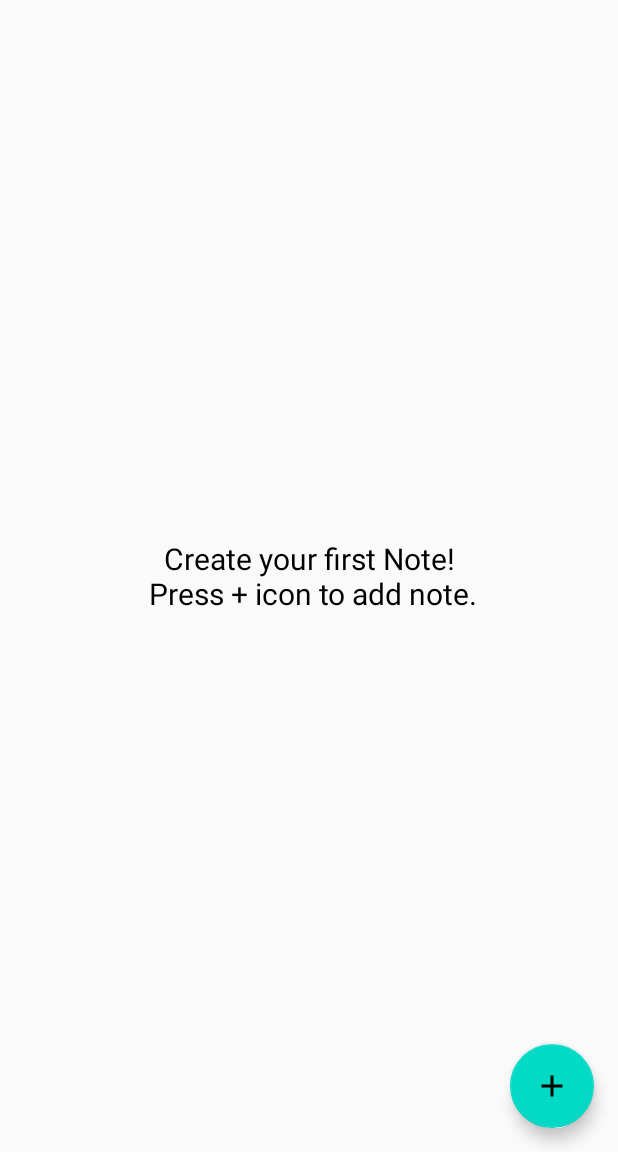
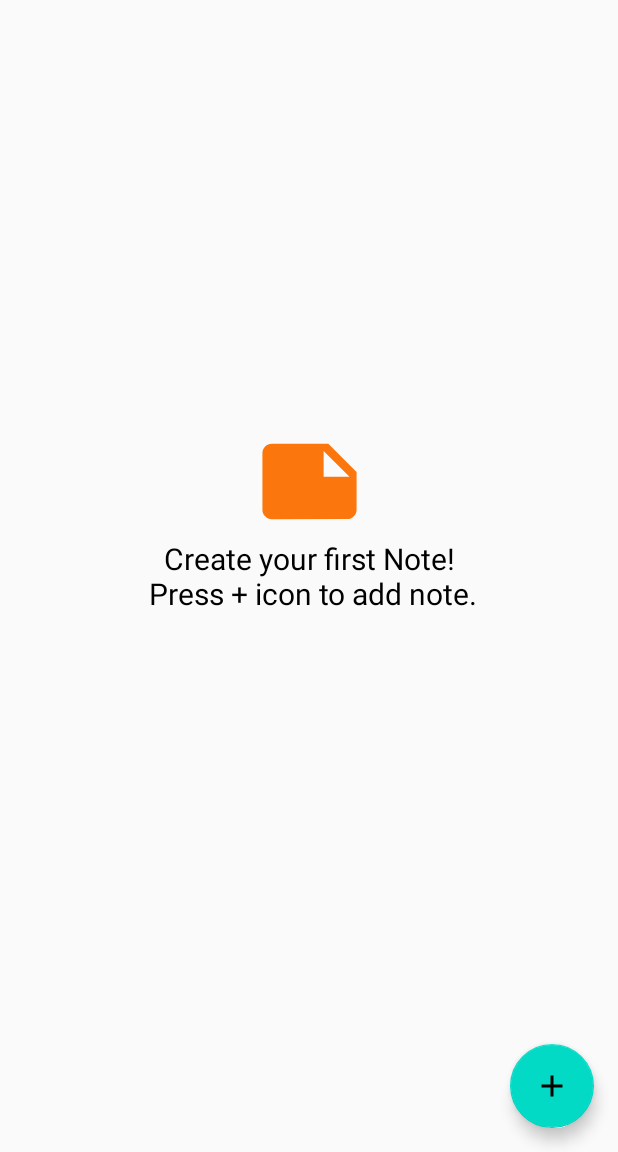
Before and after one commit to 14likhit/Noty, an Android app: the screen it shows after launch (HomeActivity), on a phone screen of 412 x 824 dp, the part 84-1236 px from its top. Run offline under Robolectric (Android 15) with nearby library versions, the phone set to English and light mode, and no system bars; our stand-ins replace data binding.

Commit message:
[NoteListAdapter]->Updated UI for new note.

```diff
--- a/app/src/main/java/com/likhit/noty/base/BaseFragment.java
+++ b/app/src/main/java/com/likhit/noty/base/BaseFragment.java
@@ -7,6 +7,10 @@ import android.widget.Toast;
 import androidx.annotation.NonNull;
 import androidx.annotation.Nullable;
 import androidx.fragment.app.Fragment;
+
+/**
+ * Parent Fragment class for every fragment.
+ */
 
 public abstract class BaseFragment extends Fragment implements BaseView {
 
--- a/app/src/main/java/com/likhit/noty/data/models/Note.java
+++ b/app/src/main/java/com/likhit/noty/data/models/Note.java
@@ -2,6 +2,10 @@ package com.likhit.noty.data.models;
 
 import java.io.Serializable;
 import java.util.Date;
+
+/**
+ * Model class for note.
+ */
 
 public class Note implements Serializable {
 
--- a/app/src/main/java/com/likhit/noty/ui/notes/NoteFragment.java
+++ b/app/src/main/java/com/likhit/noty/ui/notes/NoteFragment.java
@@ -84,6 +84,12 @@ public class NoteFragment extends BaseFragment {
         });
     }
 
+    /**
+     * Method to save the note and rename the existing note
+     * @param note -> Note Object
+     * @param title_changed -> If title changed hence rename file
+     * @param previous_title -> previous title.
+     */
     private void saveNote(Note note, boolean title_changed, String previous_title) {
         try {
             if (title_changed) {
--- a/app/src/main/java/com/likhit/noty/ui/notes/NoteListFragment.java
+++ b/app/src/main/java/com/likhit/noty/ui/notes/NoteListFragment.java
@@ -69,8 +69,10 @@ public class NoteListFragment extends BaseFragment implements OnItemClickListene
 
         if (noteList == null || noteList.size() == 0) {
             binding.noteListRecyclerView.setVisibility(View.GONE);
+            binding.noteMessageImageView.setVisibility(View.VISIBLE);
             binding.noteMessageTextView.setVisibility(View.VISIBLE);
         } else {
+            binding.noteMessageImageView.setVisibility(View.GONE);
             binding.noteMessageTextView.setVisibility(View.GONE);
             adapter.setNoteList(noteList);
             binding.noteListRecyclerView.setLayoutManager(new LinearLayoutManager(getBaseActivity(), RecyclerView.VERTICAL, false));
@@ -86,6 +88,9 @@ public class NoteListFragment extends BaseFragment implements OnItemClickListene
         });
     }
 
+    /**
+     * Method to read all files for the app and convert them to note lists.
+     */
     private void prepareNotes() {
         File directory;
         directory = getBaseActivity().getFilesDir();
@@ -101,6 +106,12 @@ public class NoteListFragment extends BaseFragment implements OnItemClickListene
         }
     }
 
+    /**
+     * Method to convert files to Note object
+     *
+     * @param fileName->filename
+     * @return -> returns note content.
+     */
     private String openNote(String fileName) {
         String content = "";
         try {
--- /dev/null
+++ b/app/src/main/res/drawable/ic_note_message.xml
@@ -0,0 +1,5 @@
+<vector android:height="24dp" android:tint="#FB760D"
+    android:viewportHeight="24.0" android:viewportWidth="24.0"
+    android:width="24dp" xmlns:android="http://schemas.android.com/apk/res/android">
+    <path android:fillColor="#FF000000" android:pathData="M22,10l-6,-6L4,4c-1.1,0 -2,0.9 -2,2v12.01c0,1.1 0.9,1.99 2,1.99l16,-0.01c1.1,0 2,-0.89 2,-1.99v-8zM15,5.5l5.5,5.5L15,11L15,5.5z"/>
+</vector>
--- a/app/src/main/res/layout/fragment_note_list.xml
+++ b/app/src/main/res/layout/fragment_note_list.xml
@@ -22,6 +22,16 @@
             app:layout_constraintTop_toTopOf="parent"
             tools:listitem="@layout/item_note" />
 
+        <ImageView
+            android:id="@+id/note_message_image_view"
+            android:layout_width="75dp"
+            android:layout_height="75dp"
+            android:contentDescription="@string/default_content_description"
+            android:src="@drawable/ic_note_message"
+            app:layout_constraintBottom_toTopOf="@id/note_message_text_view"
+            app:layout_constraintEnd_toEndOf="parent"
+            app:layout_constraintStart_toStartOf="parent" />
+
         <TextView
             android:id="@+id/note_message_text_view"
             android:layout_width="wrap_content"
@@ -29,8 +39,8 @@
             android:layout_gravity="center|center_horizontal"
             android:gravity="center"
             android:text="@string/message_note"
+            android:textColor="@android:color/black"
             android:textSize="20sp"
-            android:textColor="@android:color/black"
             app:layout_constraintBottom_toBottomOf="parent"
             app:layout_constraintEnd_toEndOf="parent"
             app:layout_constraintStart_toStartOf="parent"
```
Also changed, not shown: app/src/main/java/com/likhit/noty/base/BaseActivity.java (+3 -7 lines).
